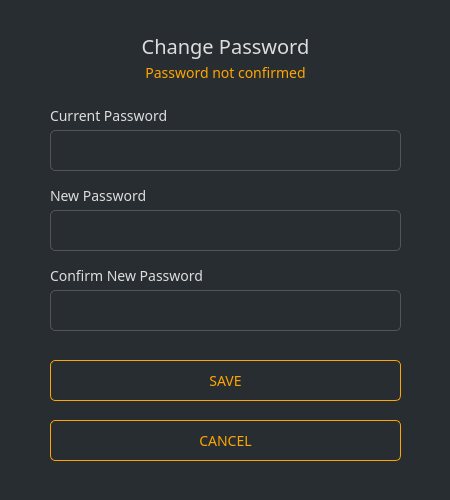
The window that src/gui/ui/changepassworddialog.ui (ConcealNetwork/conceal-desktop) describes before a commit, drawn with Qt 5.
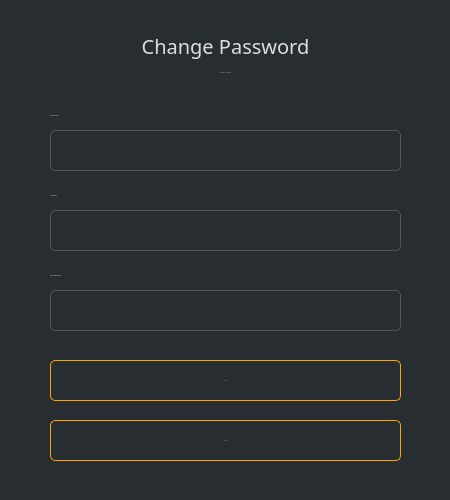
The same window after the commit.

Commit message: Remove fonts and font sizes in preparation for changing them programmatically

```diff
--- a/src/gui/ui/changepassworddialog.ui
+++ b/src/gui/ui/changepassworddialog.ui
@@ -71,7 +71,7 @@
        </font>
       </property>
       <property name="styleSheet">
-       <string notr="true">color: #ddd;border-right: 0px;font-size: 14px;</string>
+       <string notr="true">color: #ddd;border-right: 0px;</string>
       </property>
       <property name="text">
        <string>Current Password</string>
@@ -127,7 +127,7 @@
        </font>
       </property>
       <property name="styleSheet">
-       <string notr="true">color: #ddd;border-right: 0px;font-size: 14px;</string>
+       <string notr="true">color: #ddd;border-right: 0px;</string>
       </property>
       <property name="text">
        <string>New Password</string>
@@ -189,7 +189,7 @@
        </font>
       </property>
       <property name="styleSheet">
-       <string notr="true">color: #ddd;border-right: 0px;font-size: 14px;</string>
+       <string notr="true">color: #ddd;border-right: 0px;</string>
       </property>
       <property name="text">
        <string>Confirm New Password</string>
@@ -242,7 +242,7 @@
        </font>
       </property>
       <property name="styleSheet">
-       <string notr="true">color: orange;border-right: 0px;font-size: 14px;</string>
+       <string notr="true">color: orange;border-right: 0px;</string>
       </property>
       <property name="text">
        <string>Password not confirmed</string>
@@ -280,8 +280,8 @@
 {
     color: orange; ;
     border: 1px solid orange;
-    font-size: 14px;
-    border-radius: 5px; font-family: 'Poppins';
+    
+    border-radius: 5px; 
 }
 
 QPushButton#m_okButton:hover
@@ -326,8 +326,8 @@
 {
     color: orange; ;
     border: 1px solid orange;
-    font-size: 14px;
-    border-radius: 5px; font-family: 'Poppins';
+    
+    border-radius: 5px; 
 }
 
 QPushButton#m_cancelButton:hover
```
Left out of the diff: 14 changed lines with no effect on the pictures. The commit also changes 16 other files.
